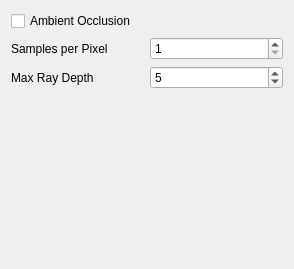
The window that ParaView/OSPRayViewOptions.ui (TACC/pvOSPRay) describes before a commit, drawn with Qt 5.
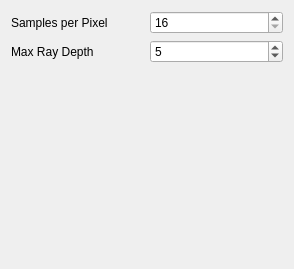
The same window after the commit.

What changed in the file:
```diff
--- a/ParaView/OSPRayViewOptions.ui
+++ b/ParaView/OSPRayViewOptions.ui
@@ -56,7 +56,7 @@
         <string>Controls multisample rendering.</string>
        </property>
        <property name="minimum">
-        <number>1</number>
+        <number>16</number>
        </property>
       </widget>
      </item>
@@ -108,7 +108,8 @@
       <string>Shadows</string>
      </property>
     </widget> -->
-    <widget class="QCheckBox" name="ao">
+    <!--
+     <widget class="QCheckBox" name="ao">
      <property name="toolTip">
       <string>Enable/Disable AO</string>
      </property>
@@ -116,9 +117,10 @@
       <string>Ambient Occlusion</string>
      </property>
      <property name="checked">
-      <bool>false</bool>
+      <bool>true</bool>
     </property>
-    </widget>
+    </widget> 
+  -->
    </item>
   </layout>
  </widget>
```
